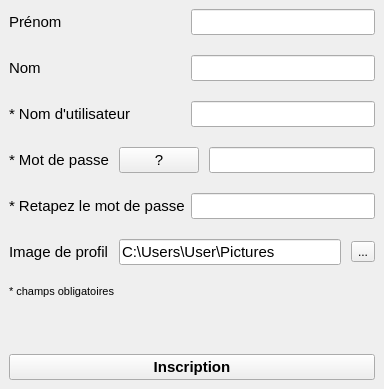
This is User/viewInscription.ui in edri/ProjetChat2015 as Qt 5 draws it before an edit. The edited form follows.
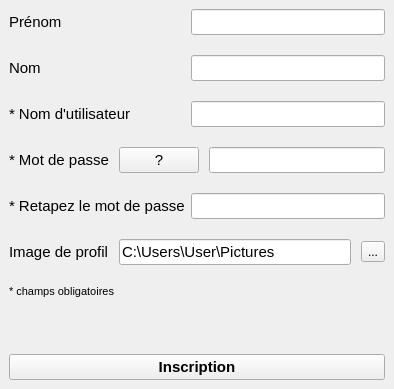
This is the edited form.

Commit message: Inscription : Vérification userName et Image

```diff
--- a/User/viewInscription.ui
+++ b/User/viewInscription.ui
@@ -6,7 +6,7 @@
    <rect>
     <x>0</x>
     <y>0</y>
-    <width>384</width>
+    <width>394</width>
     <height>389</height>
    </rect>
   </property>
```
Left out of the diff: 2 changed lines with no effect on the pictures. The commit also changes 2 other files.
